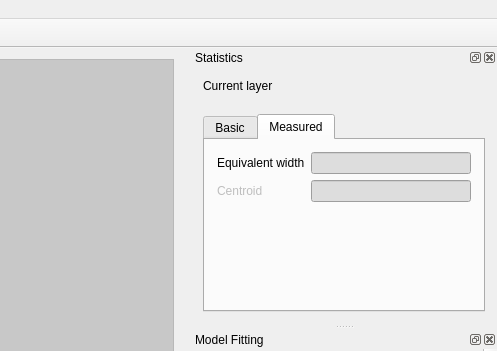
Before: the Qt Designer form specviz/ui/qt/uic/source/mainwindow.ui in astropy/specutils, drawn with Qt 5; both pictures show x 783 to 1280 and y 0 to 351 of the 1280 by 720 pixel window.
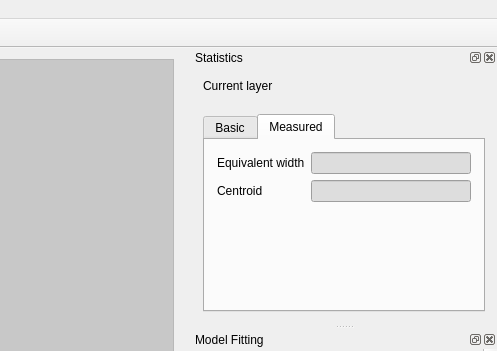
After: the same form once the commit is applied. The open tabs and pages were chosen to show the change. Icons and pictures are not drawn.

Commit message: Added Gisella's changes to the centroid function

What changed in the file:
```diff
--- a/specviz/ui/qt/uic/source/mainwindow.ui
+++ b/specviz/ui/qt/uic/source/mainwindow.ui
@@ -424,7 +424,7 @@
            <item row="1" column="0">
             <widget class="QLabel" name="centroidLabel">
              <property name="enabled">
-              <bool>false</bool>
+              <bool>true</bool>
              </property>
              <property name="text">
               <string>Centroid</string>
```
Left out of the diff: 4 changed lines with no effect on the pictures. The commit also changes 1 other file.
